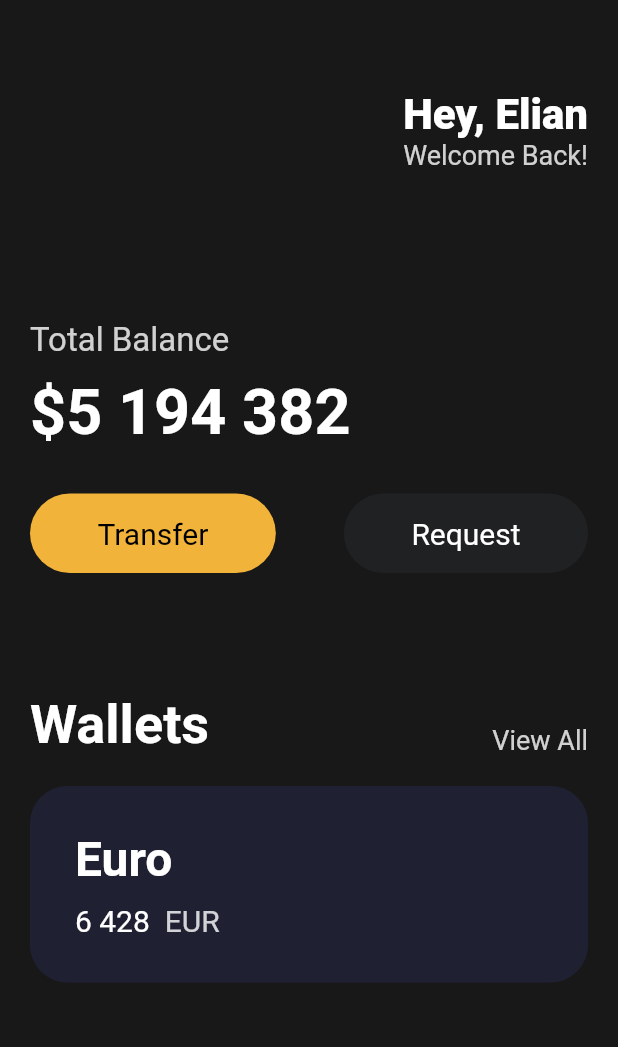
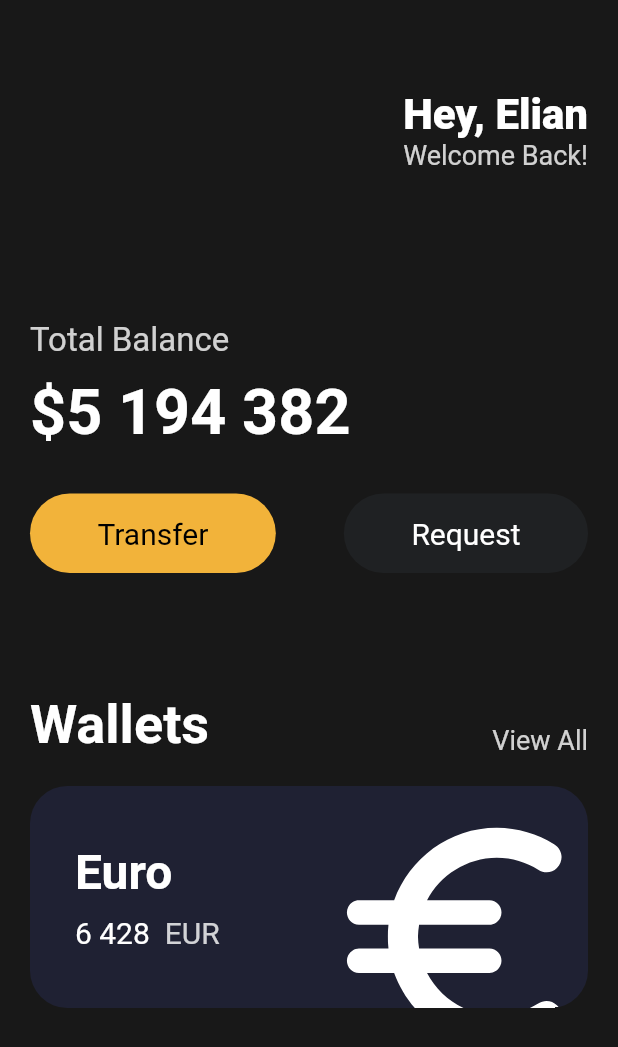
Before and after one commit to elian118/toonflix, a Flutter app: the screen it shows after launch, on a phone screen of 412 x 824 dp. Shown: the top 1047 px of the screen. Run offline on Flutter 3.47's test engine with Material 2 defaults, Android fonts, the phone set to English and light mode, and no system bars.

Commit message:
3.7 Icons and Transforms

```diff
--- a/lib/main.dart
+++ b/lib/main.dart
@@ -109,6 +109,8 @@ class App extends StatelessWidget {
                   height: 20,
                 ),
                 Container(
+                  clipBehavior:
+                      Clip.hardEdge, // 컨테이너 영역에서 overflow 된 요소 후속처리 옵션 설정 =>
                   decoration: BoxDecoration(
                     color: Color(0xFF1F2133),
                     borderRadius: BorderRadius.circular(25),
@@ -116,6 +118,7 @@ class App extends StatelessWidget {
                   child: Padding(
                     padding: const EdgeInsets.all(30),
                     child: Row(
+                      mainAxisAlignment: MainAxisAlignment.spaceBetween,
                       children: [
                         Column(
                           crossAxisAlignment: CrossAxisAlignment.start,
@@ -154,9 +157,21 @@ class App extends StatelessWidget {
                             ),
                           ],
                         ),
+                        Transform.scale(
+                          scale: 2.2, // 크기 확대
+                          child: Transform.translate(
+                            offset: Offset(-5, 12), // 위치 이동(x, y)
+                            child: const Icon(
+                              Icons.euro_rounded,
+                              color: Colors.white,
+                              size: 88,
+                            ),
+                          ),
+                        ), // 다른 요소들은 건들지 않고, 지정된 요소만 변형
                       ],
                     ),
-                    ))
+                  ),
+                ),
               ],
             ),
           )),
```
Lines whose indentation alone changed are shown as unchanged.
